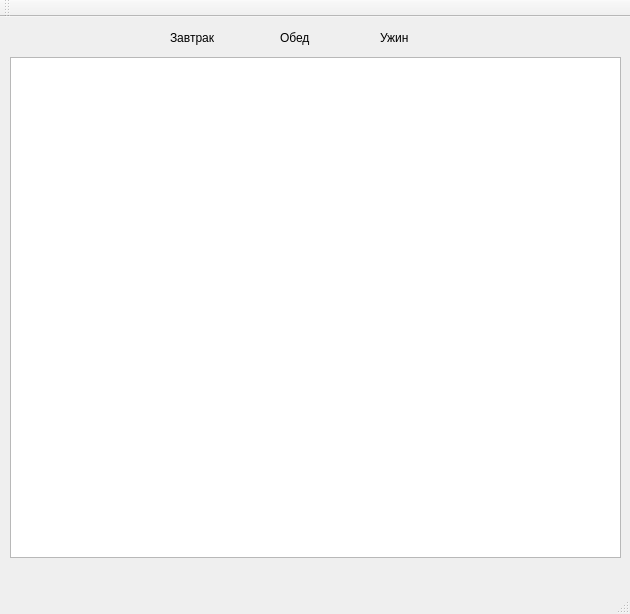
This is planwindow.ui in SammyVimes/IDP-Strikes-back as Qt 5 draws it before an edit. The edited form follows.
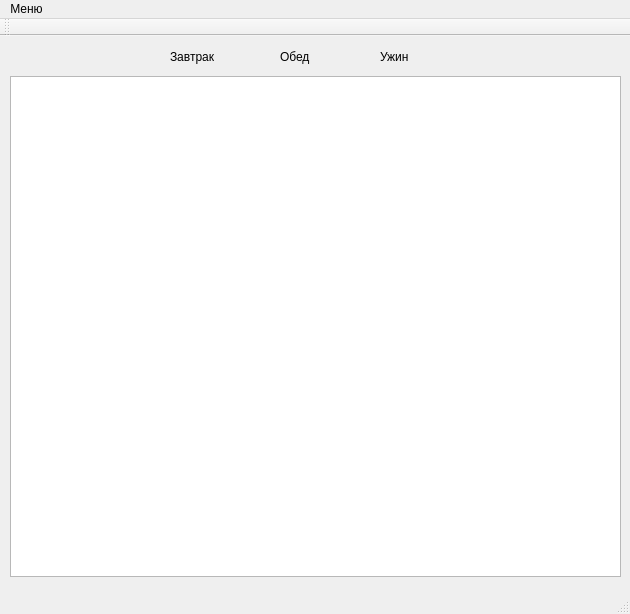
This is the edited form.

What changed in the file:
```diff
--- a/planwindow.ui
+++ b/planwindow.ui
@@ -70,9 +70,18 @@
       <x>0</x>
       <y>0</y>
       <width>630</width>
-      <height>26</height>
-     </rect>
-    </property>
+     <height>21</height>
+    </rect>
+   </property>
+   <widget class="QMenu" name="menu">
+    <property name="title">
+     <string>Меню</string>
+    </property>
+    <addaction name="closePlanAction"/>
+    <addaction name="helpAction"/>
+    <addaction name="exitAction"/>
+   </widget>
+   <addaction name="menu"/>
    </widget>
    <widget class="QToolBar" name="mainToolBar">
     <attribute name="toolBarArea">
```
Left out of the diff: 15 changed lines with no effect on the pictures. Lines whose indentation alone changed are shown as unchanged.
